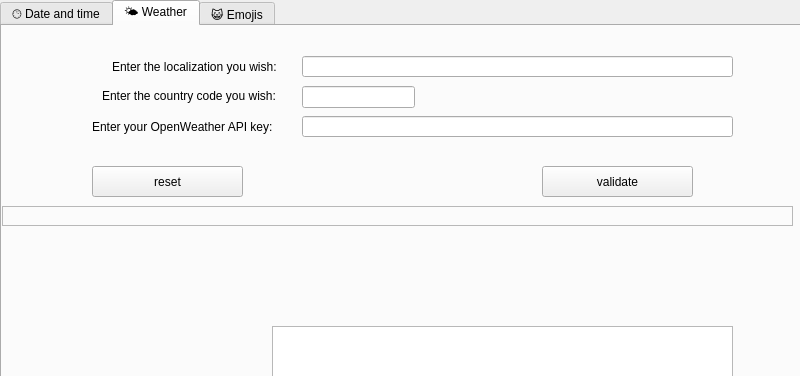
Above: maindesktopweadtwindow.ui from Vicken-Ghoubiguian/desktopWeaDTApp before the change; both pictures show x 0 to 800 and y 0 to 376 of the 800 by 600 pixel window. Below: the same form after it.
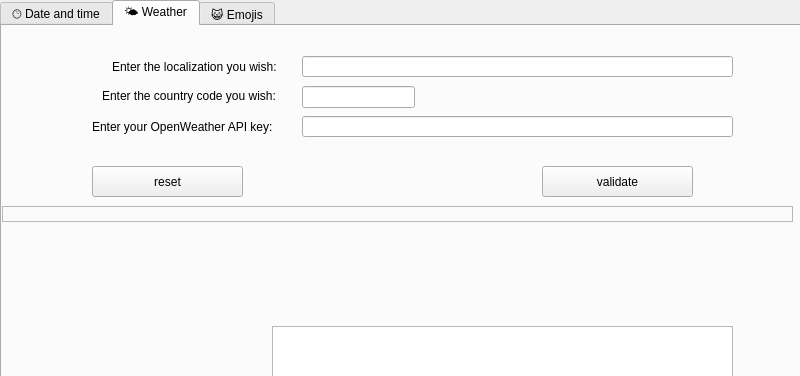
That is the form after the change. The open tabs and pages were chosen to show the change.

Diff of the .ui file:
```diff
--- a/maindesktopweadtwindow.ui
+++ b/maindesktopweadtwindow.ui
@@ -240,7 +240,7 @@
         <x>0</x>
         <y>180</y>
         <width>791</width>
-        <height>20</height>
+        <height>16</height>
        </rect>
       </property>
       <property name="frameShape">
```
Left out of the diff: 2 changed lines with no effect on the pictures.
